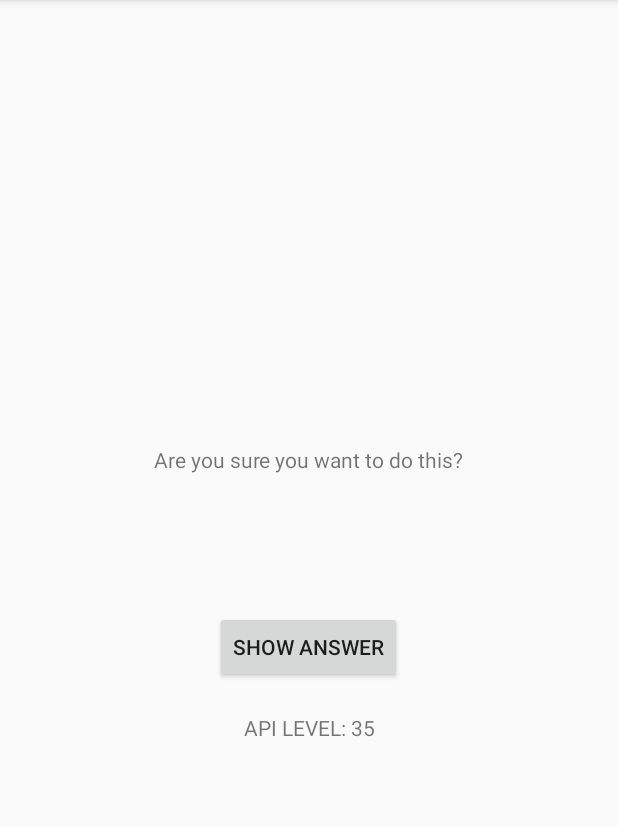
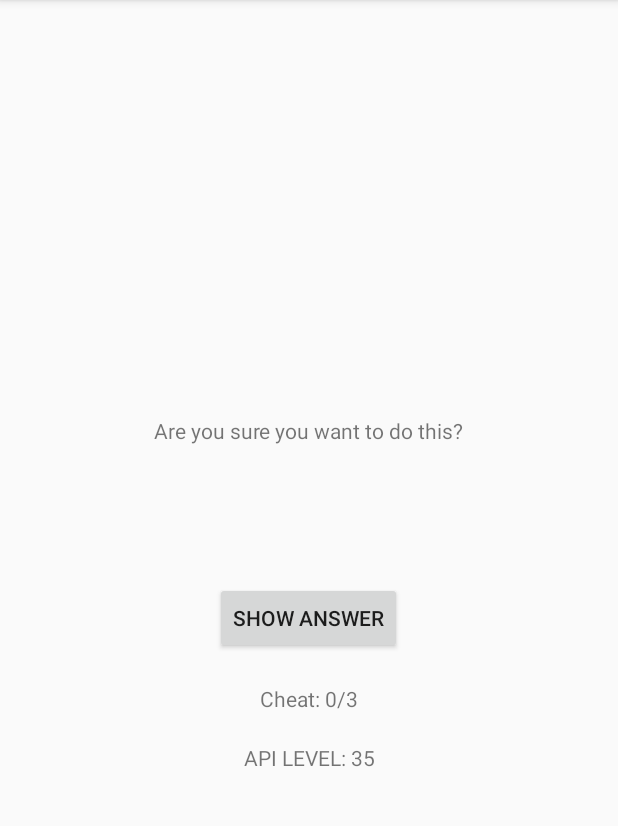
Before and after one commit to HadySalhab/Android-Programming-The-Big-Nerd-Ranch-Fourth-Edition, an Android app: the screen it shows after launch (CheatActivity), after a tap on "CHEAT!", on a phone screen of 412 x 824 dp, the part 84-910 px from its top. Run offline under Robolectric (Android 15) with nearby library versions, the phone set to English and light mode, and no system bars.

Commit message:
Adding Challenge: Limited Cheats

```diff
--- a/07_AndroidVersions/GeoQuiz/app/src/main/java/com/bignerdranch/android/geoquiz/CheatActivity.kt
+++ b/07_AndroidVersions/GeoQuiz/app/src/main/java/com/bignerdranch/android/geoquiz/CheatActivity.kt
@@ -12,12 +12,14 @@ import android.widget.TextView
 const val EXTRA_ANSWER_SHOWN = "com.bignerdranch.android.geoquiz.answer_shown"
 private const val EXTRA_ANSWER_IS_TRUE =
     "com.bignerdranch.android.geoquiz.answer_is_true"
+private var mCheatFrequency:Int=0
+class CheatActivity : AppCompatActivity() {
 
-class CheatActivity : AppCompatActivity() {
 
     private lateinit var answerTextView: TextView
     private lateinit var showAnswerButton: Button
     private lateinit var apiTextView:TextView
+    private lateinit var cheatTextView: TextView
 
     private var answerIsTrue = false
 
@@ -26,6 +28,8 @@ class CheatActivity : AppCompatActivity() {
         setContentView(R.layout.activity_cheat)
         apiTextView =  findViewById(R.id.textvie)
         apiTextView.setText("API LEVEL: ${Build.VERSION.SDK_INT}")
+        cheatTextView = findViewById(R.id.cheat_token)
+        cheatTextView.setText("Cheat: ${mCheatFrequency}/3")
 
         answerIsTrue = intent.getBooleanExtra(EXTRA_ANSWER_IS_TRUE, false)
         answerTextView = findViewById(R.id.answer_text_view)
@@ -38,6 +42,9 @@ class CheatActivity : AppCompatActivity() {
             answerTextView.setText(answerText)
             setAnswerShownResult(true)
         }
+        if (mCheatFrequency>=3){
+            showAnswerButton.isEnabled=false
+        }
     }
 
     private fun setAnswerShownResult(isAnswerShown: Boolean) {
@@ -48,9 +55,11 @@ class CheatActivity : AppCompatActivity() {
     }
 
     companion object {
-        fun newIntent(packageContext: Context, answerIsTrue: Boolean): Intent {
+        fun newIntent(packageContext: Context, answerIsTrue: Boolean,cheatFrequency:Int): Intent {
+            mCheatFrequency = cheatFrequency
             return Intent(packageContext, CheatActivity::class.java).apply {
                 putExtra(EXTRA_ANSWER_IS_TRUE, answerIsTrue)
+
             }
         }
     }
--- a/07_AndroidVersions/GeoQuiz/app/src/main/java/com/bignerdranch/android/geoquiz/MainActivity.kt
+++ b/07_AndroidVersions/GeoQuiz/app/src/main/java/com/bignerdranch/android/geoquiz/MainActivity.kt
@@ -25,6 +25,7 @@ class MainActivity : AppCompatActivity() {
     private lateinit var nextButton: Button
     private lateinit var cheatButton: Button
     private lateinit var questionTextView: TextView
+    private var cheatFrequency = 0
 
 
     private val quizViewModel: QuizViewModel by lazy {
@@ -63,7 +64,7 @@ class MainActivity : AppCompatActivity() {
         cheatButton.setOnClickListener { view ->
             // Start CheatActivity
             val answerIsTrue = quizViewModel.currentQuestionAnswer
-            val intent = CheatActivity.newIntent(this@MainActivity, answerIsTrue)
+            val intent = CheatActivity.newIntent(this@MainActivity, answerIsTrue,cheatFrequency)
 
             if (Build.VERSION.SDK_INT >= Build.VERSION_CODES.M) {
                 val options = ActivityOptions
@@ -89,6 +90,7 @@ class MainActivity : AppCompatActivity() {
         if (requestCode == REQUEST_CODE_CHEAT) {
             quizViewModel.isCheater =
                 data?.getBooleanExtra(EXTRA_ANSWER_SHOWN, false) ?: false
+            cheatFrequency++
         }
     }
 
--- a/07_AndroidVersions/GeoQuiz/app/src/main/res/layout/activity_cheat.xml
+++ b/07_AndroidVersions/GeoQuiz/app/src/main/res/layout/activity_cheat.xml
@@ -25,7 +25,13 @@
             android:layout_width="wrap_content"
             android:layout_height="wrap_content"
             android:text="@string/show_answer_button"/>
-
+    <TextView
+        android:id="@+id/cheat_token"
+        android:layout_width="match_parent"
+        android:layout_height="wrap_content"
+        android:gravity="center"
+        android:layout_marginTop="20dp"
+        tools:text="Cheat: 1/3" />
 
     <TextView
         android:id="@+id/textvie"
```
